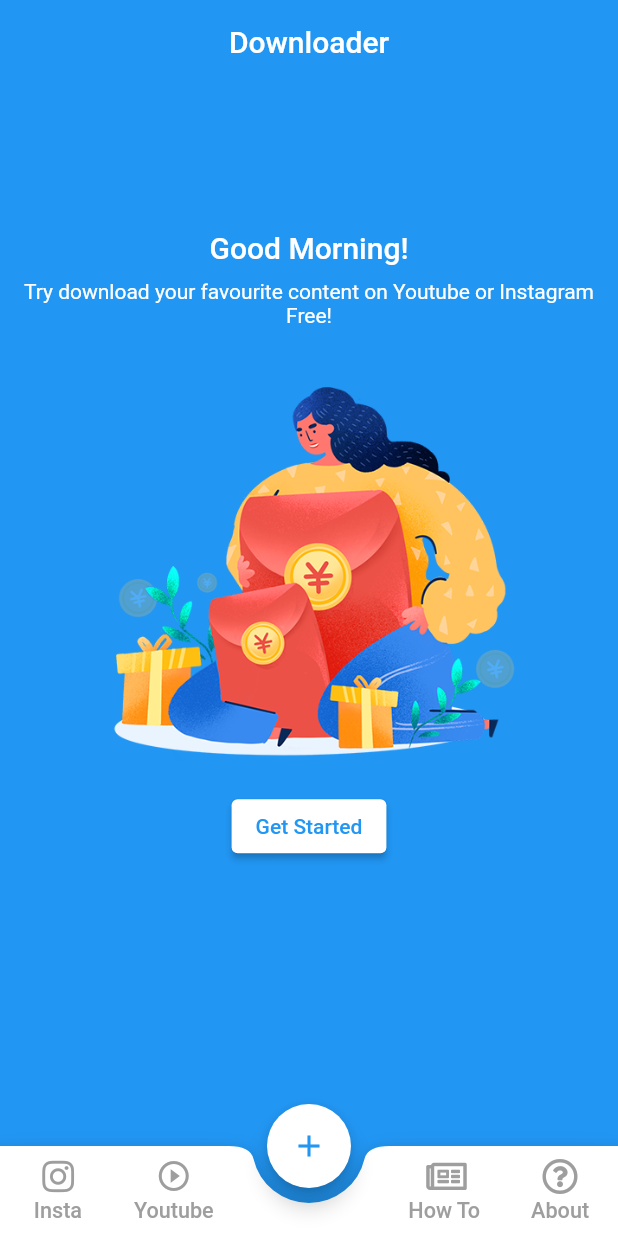
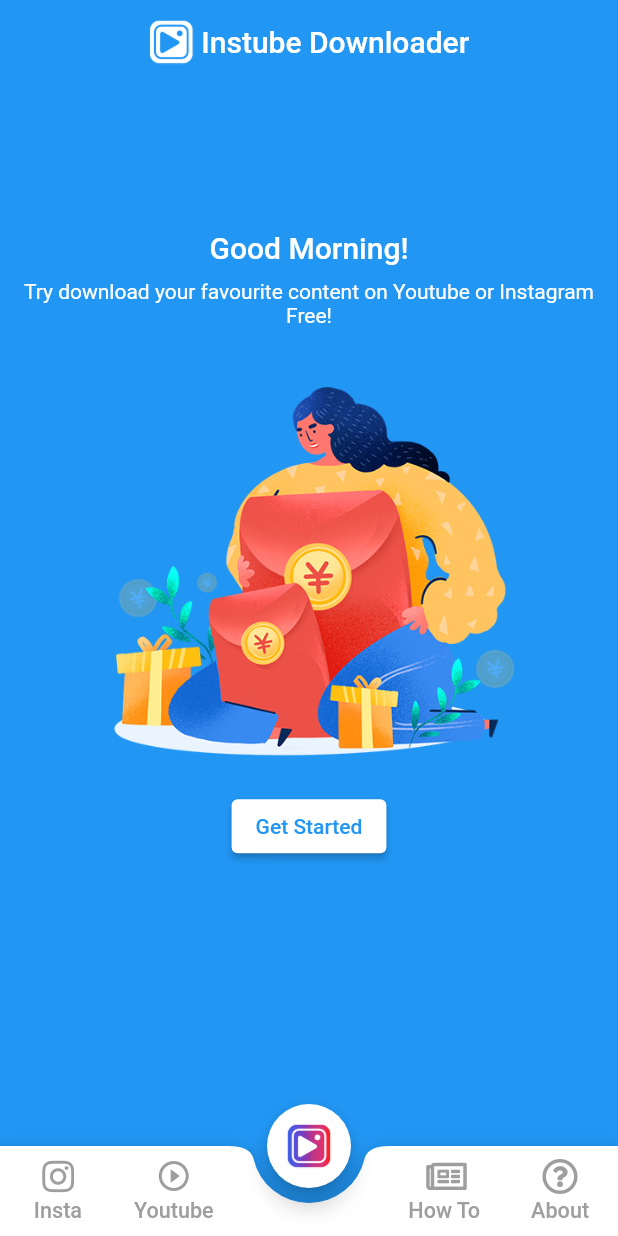
Before and after one commit to mambaur/downloader_app, a Flutter app: the screen it shows after launch, on a phone screen of 412 x 824 dp. Run offline on Flutter 3.47's test engine with Material 2 defaults, Android fonts, the light colour scheme and no system bars; our stand-ins replace cached_network_image, flutter_easyloading, fluttertoast, font_awesome_flutter, in_app_review, package_info_plus and 1 more; missing offline and left inert: clipboard, coachmaker, flutter_downloader, flutter_insta, flutter_youtube_downloader, instagram_public_api and 1 more.

Commit message:
update view version, change package name, rate app, splash screen

```diff
--- a/lib/screens/dashboard/dashboard_screen.dart
+++ b/lib/screens/dashboard/dashboard_screen.dart
@@ -75,6 +75,7 @@
                                   header: Icon(
                                     FontAwesomeIcons.instagram,
                                     size: 50,
+                                    color: Theme.of(context).primaryColor,
                                   )),
                               CoachModel(
                                   initial: '2',
@@ -87,6 +88,7 @@
                                   header: Icon(
                                     Icons.play_circle_outline,
                                     size: 50,
+                                    color: Theme.of(context).primaryColor,
                                   )),
                               CoachModel(
                                   initial: '3',
@@ -99,6 +101,7 @@
                                   header: Icon(
                                     FontAwesomeIcons.newspaper,
                                     size: 50,
+                                    color: Theme.of(context).primaryColor,
                                   )),
                               CoachModel(
                                   initial: '4',
@@ -111,6 +114,7 @@
                                   header: Icon(
                                     FontAwesomeIcons.questionCircle,
                                     size: 50,
+                                    color: Theme.of(context).primaryColor,
                                   )),
                             ],
                             nextStep: CoachMakerControl.next,
--- a/lib/screens/homepage.dart
+++ b/lib/screens/homepage.dart
@@ -19,7 +19,11 @@
   final PageStorageBucket bucket = PageStorageBucket();
   Widget? currentScreen;
   int currentTab = 0;
-  String titleBar = 'Downloader';
+  String titleBar = 'Instube Downloader';
+  Widget iconTitle = Image.asset(
+    'assets/icon-white.png',
+    width: 30,
+  );
 
   final List<Widget> screens = [
     DashboardScreen(
@@ -47,7 +51,16 @@
     return Scaffold(
       backgroundColor: Colors.white,
       appBar: AppBar(
-        title: Text(titleBar),
+        title: Row(
+          mainAxisAlignment: MainAxisAlignment.center,
+          children: [
+            iconTitle,
+            SizedBox(
+              width: 5,
+            ),
+            Text(titleBar),
+          ],
+        ),
         elevation: 0,
         centerTitle: true,
       ),
@@ -61,12 +74,25 @@
             currentTab != 0 ? Theme.of(context).primaryColor : Colors.white,
         foregroundColor:
             currentTab != 0 ? Colors.white : Theme.of(context).primaryColor,
-        child: Icon(Icons.add),
+        // child: Icon(Icons.add),
+        child: currentTab == 0
+            ? Image.asset(
+                'assets/icon.png',
+                width: 30,
+              )
+            : Image.asset(
+                'assets/icon-white.png',
+                width: 30,
+              ),
         onPressed: () {
           setState(() {
             currentScreen = screens[0];
             currentTab = 0;
-            titleBar = 'Downloader';
+            titleBar = 'Instube Downloader';
+            iconTitle = Image.asset(
+              'assets/icon-white.png',
+              width: 30,
+            );
           });
         },
       ),
@@ -98,6 +124,10 @@
                                 currentScreen = screens[1];
                                 currentTab = 1;
                                 titleBar = 'Instagram Downloader';
+                                iconTitle = Icon(
+                                  FontAwesomeIcons.instagram,
+                                  size: 30,
+                                );
                               });
                             }),
                       ),
@@ -114,6 +144,10 @@
                                 currentScreen = screens[2];
                                 currentTab = 2;
                                 titleBar = 'Youtube Downloader';
+                                iconTitle = Icon(
+                                  Icons.play_circle_outline,
+                                  size: 30,
+                                );
                               });
                             }),
                       ),
@@ -139,6 +173,10 @@
                                 currentScreen = screens[3];
                                 currentTab = 3;
                                 titleBar = 'How To';
+                                iconTitle = Icon(
+                                  FontAwesomeIcons.newspaper,
+                                  size: 30,
+                                );
                               });
                             }),
                       ),
@@ -154,7 +192,11 @@
                               setState(() {
                                 currentScreen = screens[4];
                                 currentTab = 4;
-                                titleBar = 'About';
+                                titleBar = 'About Instube';
+                                iconTitle = Icon(
+                                  FontAwesomeIcons.questionCircle,
+                                  size: 30,
+                                );
                               });
                             }),
                       ),
--- a/lib/screens/howto/instagram-tutorial.dart
+++ b/lib/screens/howto/instagram-tutorial.dart
@@ -99,7 +99,7 @@
                                 height: 5,
                               ),
                               Text(
-                                  'Open Instant Downloader, Tab Insta on bottom navigation bar.'),
+                                  'Open Instube Downloader, Tab Insta on bottom navigation bar.'),
                               Container(
                                 margin: EdgeInsets.only(top: 10),
                                 child: ClipRRect(
--- a/lib/screens/howto/youtube-tutorial.dart
+++ b/lib/screens/howto/youtube-tutorial.dart
@@ -91,7 +91,7 @@
                                 height: 5,
                               ),
                               Text(
-                                  'Open Instant Downloader, Tab youtube on bottom navigation bar.'),
+                                  'Open Instube Downloader, Tab youtube on bottom navigation bar.'),
                               Container(
                                 margin: EdgeInsets.only(top: 10),
                                 child: ClipRRect(
```
Also changed, not shown: lib/screens/about/about_screen.dart (+46 -14 lines), pubspec.yaml (+13 -2 lines), assets/author.png, assets/icon-white.png (added), assets/icon.png (added), assets/youtube.png (deleted), pubspec.lock, 11 other files.
